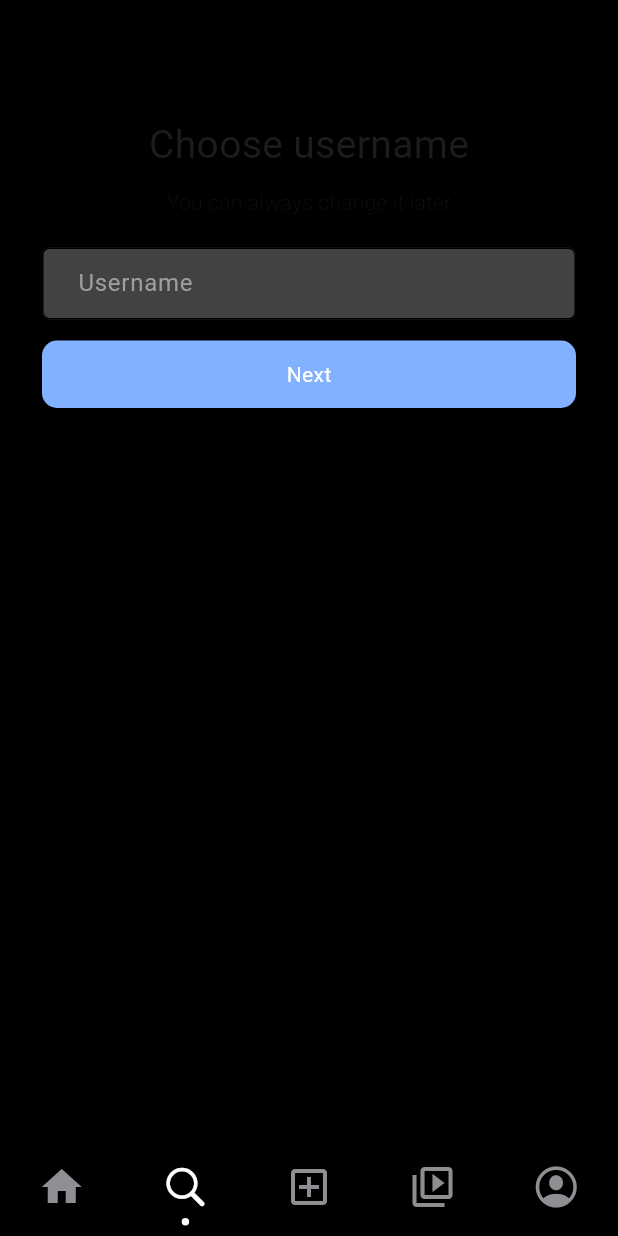
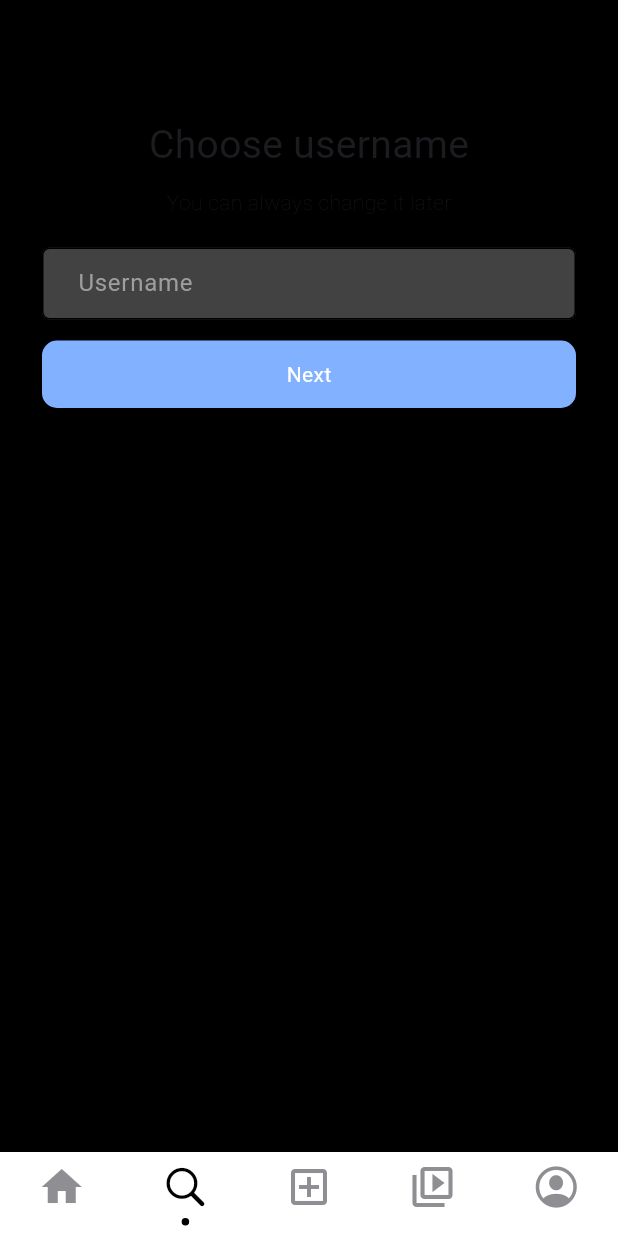
Before and after one commit to mianhunainhamza/instagram_clone_flutter, a Flutter app: the screen it shows after launch, item 2 of the bottom bar chosen, on a phone screen of 412 x 824 dp. Run offline on Flutter 3.47's test engine with Material 3 defaults, Android fonts, the phone set to English and light mode, and no system bars; drawn by our look-alikes of persistent_bottom_nav_bar; our stand-ins replace cloud_firestore, firebase_auth, firebase_core, get, line_icons; accounts and stored records are empty; network calls fail.

Commit message:
Add Story,Bottom Bar

```diff
--- a/lib/view/home_screen/bottom_navbar.dart
+++ b/lib/view/home_screen/bottom_navbar.dart
@@ -1,5 +1,6 @@
 import 'package:flutter/cupertino.dart';
 import 'package:flutter/material.dart';
+import 'package:get/get.dart';
 import 'package:insta_clone/view/home_screen/home_screen.dart';
 import 'package:insta_clone/view/signup_page.dart';
 import 'package:persistent_bottom_nav_bar/persistent_tab_view.dart';
@@ -14,8 +15,8 @@ class BottomNavbar extends StatelessWidget {
       context,
       controller: _controller,
       screens: _buildScreens(),
-      items: _navBarsItems(),
-      backgroundColor: Colors.black,
+      items: _navBarsItems(context),
+      backgroundColor: context.isDarkMode ? Colors.black : Colors.white,
       itemAnimationProperties: ItemAnimationProperties(
         duration: Duration(milliseconds: 200),
         curve: Curves.ease,
@@ -39,33 +40,33 @@ class BottomNavbar extends StatelessWidget {
     ];
   }
 
-  List<PersistentBottomNavBarItem> _navBarsItems() {
+  List<PersistentBottomNavBarItem> _navBarsItems(BuildContext context) {
     return [
       PersistentBottomNavBarItem(
         icon: Icon(Icons.home,size: 32,),
         title: ("Home"),
-        activeColorPrimary: CupertinoColors.white,
+        activeColorPrimary: context.isDarkMode ? Colors.white : Colors.black,
         inactiveColorPrimary: CupertinoColors.systemGrey,
       ), PersistentBottomNavBarItem(
         icon: Icon(CupertinoIcons.search,size: 32,),
         title: ("Search"),
-        activeColorPrimary: CupertinoColors.white,
+        activeColorPrimary: context.isDarkMode ? Colors.white : Colors.black,
         inactiveColorPrimary: CupertinoColors.systemGrey,
       ), PersistentBottomNavBarItem(
         icon: Icon(Icons.add_box_outlined,size: 32,),
         title: ("Story"),
-        activeColorPrimary: CupertinoColors.white,
+        activeColorPrimary: context.isDarkMode ? Colors.white : Colors.black,
         inactiveColorPrimary: CupertinoColors.systemGrey,
       ), PersistentBottomNavBarItem(
         icon: Icon(Icons.video_collection_outlined,size: 32,),
         title: ("Reels"),
-        activeColorPrimary: CupertinoColors.white,
+        activeColorPrimary: context.isDarkMode ? Colors.white : Colors.black,
         inactiveColorPrimary: CupertinoColors.systemGrey,
       ),
       PersistentBottomNavBarItem(
         icon: Icon(CupertinoIcons.person_crop_circle,size: 32,),
         title: ("Profile"),
-        activeColorPrimary: CupertinoColors.white,
+        activeColorPrimary: context.isDarkMode ? Colors.white : Colors.black,
         inactiveColorPrimary: CupertinoColors.systemGrey,
       ),
     ];
```
